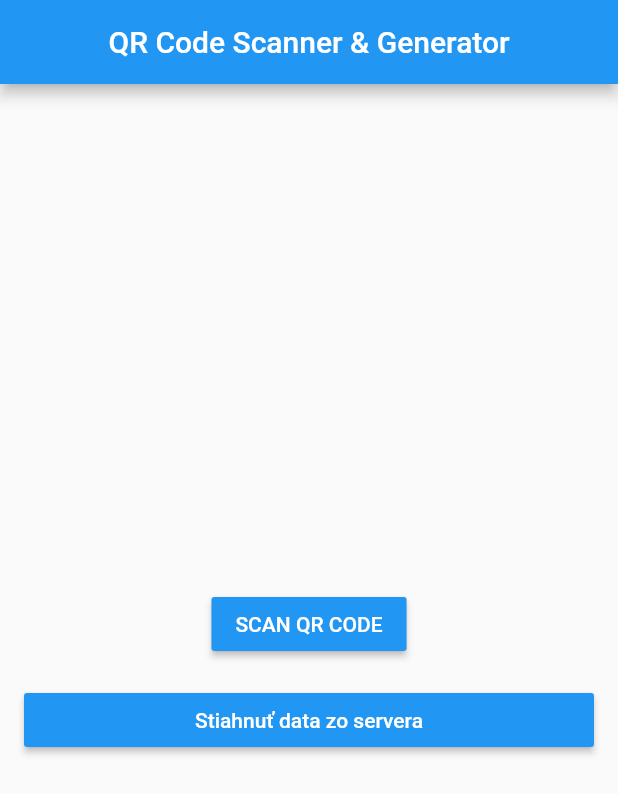
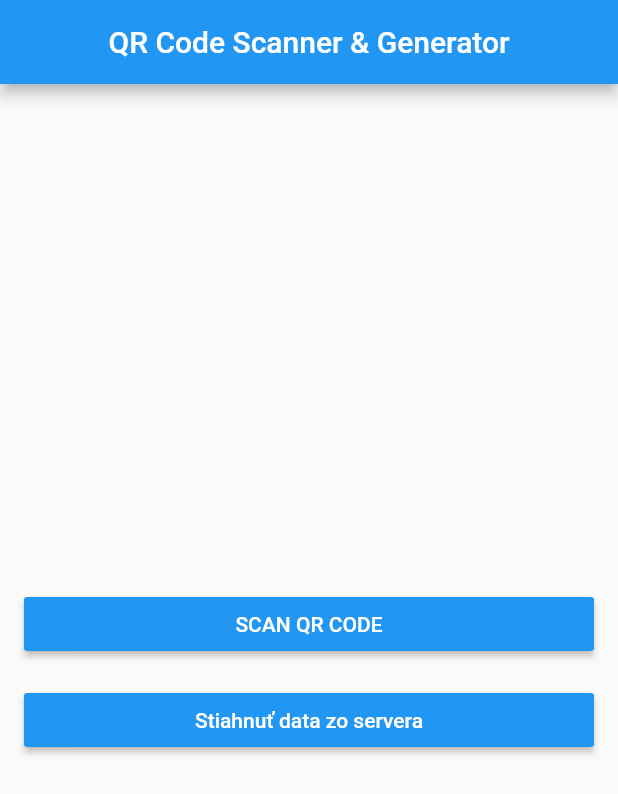
Before and after one commit to ssimk0/domcek-mobile-registration, a Flutter app: the screen it shows after launch, on a phone screen of 412 x 824 dp. Shown: the top 794 px of the screen. Run offline on Flutter 3.47's test engine with Material 2 defaults, Android fonts, the phone set to English and light mode, and no system bars; missing offline and left inert: barcode_scan; statements that could not run were skipped.

```diff
--- a/lib/pages/download_data_page.dart
+++ b/lib/pages/download_data_page.dart
@@ -54,12 +54,15 @@ class DownloadDataPageState extends State<DownloadDataPage> {
                       textColor: Colors.white,
                       splashColor: Colors.blueGrey,
                       onPressed: () async {
+                        print('here');
                         if (_formKey.currentState.validate()) {
                           try {
+                            print('fetching');
                             await model
                                 .fetchParticipants(tokenController.text);
                             Navigator.pop(context);
                           } catch (e) {
+                            print(e);
                            _error = 'Nepodarilo sa stiahnuť data, skus znova alebo kontaktuj niekoho s registracie';
                           }
                         }
--- a/lib/pages/home_page.dart
+++ b/lib/pages/home_page.dart
@@ -25,7 +25,7 @@ class HomePage extends StatelessWidget {
             crossAxisAlignment: CrossAxisAlignment.stretch,
             children: <Widget>[
               Scan(),
-              this._model.hasParticipantData() ? UploadDataButton() : DownloadDataButton(_model)
+              this._model.hasParticipantData() ? UploadDataButton() : DownloadDataButton()
             ],
           )
       ),
--- a/lib/scoped-models/connected_participants.dart
+++ b/lib/scoped-models/connected_participants.dart
@@ -32,11 +32,13 @@ mixin ParticipantModel on ConnectedParticipantModel {
   }
 
   Future<void> fetchParticipants(String token) async {
-    final response = await http.get('https://api.domcek.org/api/registration/events/103/participants/sync?token=' + token);
+    final response = await http.get('https://api.domcek.org/api/registration/events/participants/sync?token=' + token);
     if (response.statusCode == 200) {
       _participants = [];
       var data = _storage.parseDataFromString(response.body, dataAlias: PARTICIPANT_ALIAS);
       data.forEach((item) => _participants.add(Participant.fromJson(item)));
+      print(_participants);
+      return;
     } else {
       // If that response was not OK, throw an error.
       throw Exception('Failed to load post');
--- a/lib/widgets/Scan.dart
+++ b/lib/widgets/Scan.dart
@@ -8,7 +8,6 @@ import 'package:flutter/material.dart';
 import 'package:scoped_model/scoped_model.dart';
 
 class Scan extends StatefulWidget {
-
   @override
   State<StatefulWidget> createState() {
     return ScanState();
@@ -24,13 +23,19 @@ class ScanState extends State<Scan> {
     return ScopedModelDescendant<MainModel>(
         builder: (BuildContext context, Widget child, MainModel model) {
       return Column(
+        mainAxisSize: MainAxisSize.max,
         children: <Widget>[
           Row(
+            mainAxisSize: MainAxisSize.max,
             children: <Widget>[
-              error != '' && error != null ? Text(error, style: TextStyle(color: Colors.red)) : Text('')
+              error != '' && error != null
+                  ? Text(error, style: TextStyle(color: Colors.red))
+                  : Text('')
             ],
           ),
-          Padding(
+          SizedBox(
+              width: double.infinity,
+              child: Padding(
                 padding: EdgeInsets.symmetric(vertical: 8.0, horizontal: 16.0),
                 child: RaisedButton(
                     color: Colors.blue,
@@ -38,7 +43,7 @@ class ScanState extends State<Scan> {
                     splashColor: Colors.blueGrey,
                     onPressed: () => scan(model),
                     child: const Text('SCAN QR CODE')),
-          )
+              ))
         ],
       );
     });
@@ -62,7 +67,8 @@ class ScanState extends State<Scan> {
     } on PlatformException catch (e) {
       if (e.code == BarcodeScanner.CameraAccessDenied) {
         setState(() {
-          this.error = 'Nemáš povolenie použivať kameru v aplikácii, to si zmeň v nastaveniach telefónu!';
+          this.error =
+              'Nemáš povolenie použivať kameru v aplikácii, to si zmeň v nastaveniach telefónu!';
         });
       } else {
         setState(() => this.error = 'Unknown error: $e');
--- a/lib/widgets/download_data_button.dart
+++ b/lib/widgets/download_data_button.dart
@@ -3,9 +3,6 @@ import 'package:domcek_registration_mobile/scoped-models/main.dart';
 import 'package:flutter/material.dart';
 
 class DownloadDataButton extends StatelessWidget {
-  MainModel model;
-
-  DownloadDataButton(this.model);
 
   @override
   Widget build(BuildContext context) {
```
Also changed, not shown: lib/participant_detail.dart (+14 -8 lines). Lines whose indentation alone changed are shown as unchanged.
